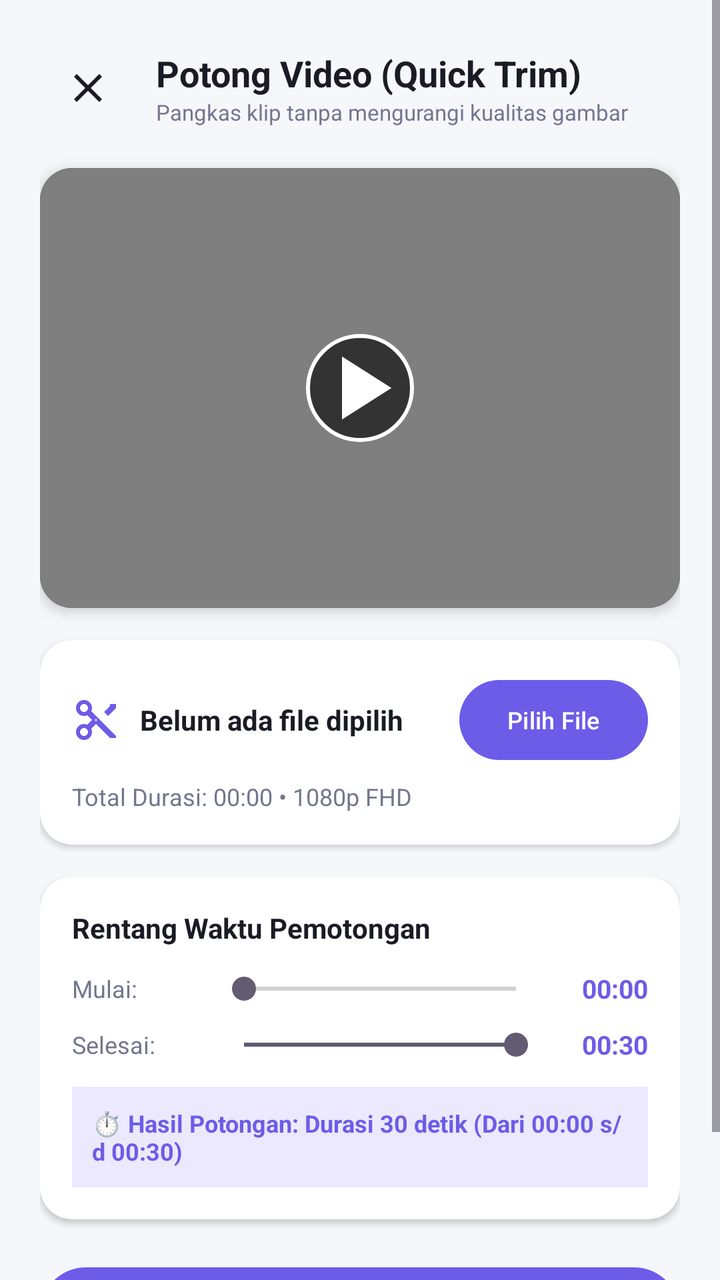
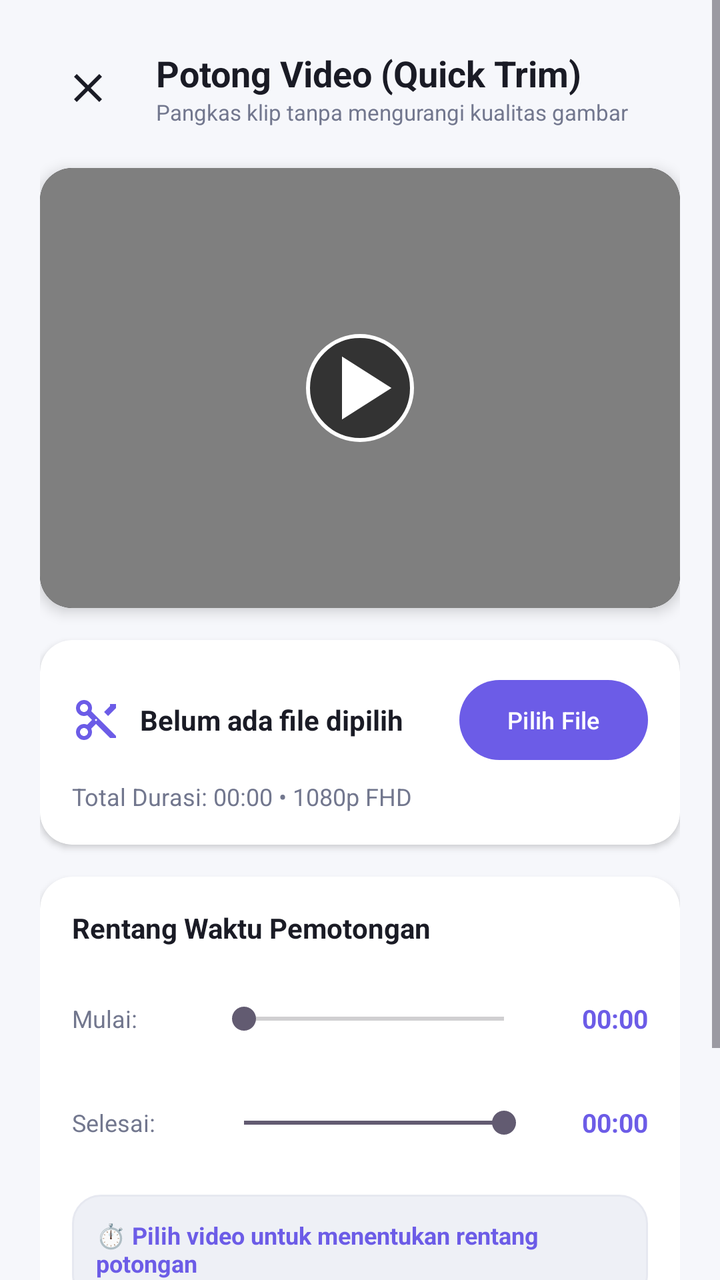

Compare the two renders of this Android layout. The source of the first and the diff that turns it into the second are given below.
<!-- AndroidManifest.xml: application theme Theme.RekaminDulu -->
<!-- res/layout/trim_screen.xml -->
<?xml version="1.0" encoding="utf-8"?>
<ScrollView xmlns:android="http://schemas.android.com/apk/res/android"
    xmlns:app="http://schemas.android.com/apk/res-auto"
    android:layout_width="match_parent"
    android:layout_height="match_parent"
    android:background="@color/colorBackground"
    android:fillViewport="true">

    <LinearLayout
        android:layout_width="match_parent"
        android:layout_height="wrap_content"
        android:orientation="vertical"
        android:padding="20dp">

        
        <RelativeLayout
            android:layout_width="match_parent"
            android:layout_height="wrap_content"
            android:layout_marginBottom="16dp">

            <ImageView
                android:id="@+id/btn_back_trim"
                android:layout_width="48dp"
                android:layout_height="48dp"
                android:layout_alignParentStart="true"
                android:layout_centerVertical="true"
                android:background="?attr/selectableItemBackgroundBorderless"
                android:contentDescription="Kembali"
                android:padding="12dp"
                android:src="@drawable/ic_close"
                app:tint="@color/textTitle" />

            <LinearLayout
                android:layout_width="wrap_content"
                android:layout_height="wrap_content"
                android:layout_centerVertical="true"
                android:layout_marginStart="10dp"
                android:layout_toEndOf="@id/btn_back_trim"
                android:orientation="vertical">

                <TextView
                    android:layout_width="wrap_content"
                    android:layout_height="wrap_content"
                    android:text="Potong Video (Quick Trim)"
                    android:textColor="@color/textTitle"
                    android:textSize="18sp"
                    android:textStyle="bold" />

                <TextView
                    android:layout_width="wrap_content"
                    android:layout_height="wrap_content"
                    android:text="Pangkas klip tanpa mengurangi kualitas gambar"
                    android:textColor="@color/textCaption"
                    android:textSize="11sp" />
            </LinearLayout>
        </RelativeLayout>

        
        <androidx.cardview.widget.CardView
            android:layout_width="match_parent"
            android:layout_height="220dp"
            android:layout_marginBottom="16dp"
            app:cardBackgroundColor="#000000"
            app:cardCornerRadius="16dp"
            app:cardElevation="4dp">

            <FrameLayout
                android:layout_width="match_parent"
                android:layout_height="match_parent">

                <VideoView
                    android:id="@+id/trim_video_view"
                    android:layout_width="match_parent"
                    android:layout_height="match_parent"
                    android:layout_gravity="center" />

                
                <ImageView
                    android:id="@+id/btn_preview_play"
                    android:layout_width="54dp"
                    android:layout_height="54dp"
                    android:layout_gravity="center"
                    android:background="@drawable/ic_play_circle_bg"
                    android:contentDescription="Putar Preview"
                    android:src="@drawable/ic_play_arrow" />


                
                <LinearLayout
                    android:id="@+id/layout_no_video_placeholder"
                    android:layout_width="match_parent"
                    android:layout_height="match_parent"
                    android:gravity="center"
                    android:orientation="vertical"
                    android:visibility="gone">

                    <ImageView
                        android:layout_width="48dp"
                        android:layout_height="48dp"
                        android:src="@drawable/ic_video_placeholder" />

                    <TextView
                        android:layout_width="wrap_content"
                        android:layout_height="wrap_content"
                        android:layout_marginTop="8dp"
                        android:text="Pilih rekaman untuk dipotong"
                        android:textColor="#FFFFFF"
                        android:textSize="13sp" />
                </LinearLayout>
            </FrameLayout>
        </androidx.cardview.widget.CardView>

        
        <androidx.cardview.widget.CardView
            android:layout_width="match_parent"
            android:layout_height="wrap_content"
            android:layout_marginBottom="16dp"
            app:cardBackgroundColor="@color/colorSurface"
            app:cardCornerRadius="16dp"
            app:cardElevation="2dp">

            <LinearLayout
                android:layout_width="match_parent"
                android:layout_height="wrap_content"
                android:orientation="vertical"
                android:padding="16dp">

                <LinearLayout
                    android:layout_width="match_parent"
                    android:layout_height="wrap_content"
                    android:gravity="center_vertical"
                    android:orientation="horizontal">

                    <ImageView
                        android:layout_width="24dp"
                        android:layout_height="24dp"
                        android:contentDescription="@null"
                        android:src="@drawable/ic_trim" />

                    <TextView
                        android:id="@+id/text_selected_file_name"
                        android:layout_width="0dp"
                        android:layout_height="wrap_content"
                        android:layout_marginStart="10dp"
                        android:layout_weight="1"
                        android:ellipsize="middle"
                        android:singleLine="true"
                        android:text="Belum ada file dipilih"
                        android:textColor="@color/textTitle"
                        android:textSize="14sp"
                        android:textStyle="bold" />

                    <Button
                        android:id="@+id/btn_browse"
                        android:layout_width="wrap_content"
                        android:layout_height="wrap_content"
                        android:minHeight="48dp"
                        android:text="Pilih File"
                        android:textColor="@color/colorOnPrimary"
                        android:textSize="12sp"
                        app:backgroundTint="@color/colorPrimary" />
                </LinearLayout>

                <TextView
                    android:id="@+id/text_video_duration_info"
                    android:layout_width="wrap_content"
                    android:layout_height="wrap_content"
                    android:layout_marginTop="6dp"
                    android:text="Total Durasi: 00:00 • 1080p FHD"
                    android:textColor="@color/textCaption"
                    android:textSize="12sp" />
            </LinearLayout>
        </androidx.cardview.widget.CardView>

        
        <androidx.cardview.widget.CardView
            android:layout_width="match_parent"
            android:layout_height="wrap_content"
            android:layout_marginBottom="20dp"
            app:cardBackgroundColor="@color/colorSurface"
            app:cardCornerRadius="16dp"
            app:cardElevation="2dp">

            <LinearLayout
                android:layout_width="match_parent"
                android:layout_height="wrap_content"
                android:orientation="vertical"
                android:padding="16dp">

                <TextView
                    android:layout_width="wrap_content"
                    android:layout_height="wrap_content"
                    android:text="Rentang Waktu Pemotongan"
                    android:textColor="@color/textTitle"
                    android:textSize="14sp"
                    android:textStyle="bold" />

                
                <LinearLayout
                    android:layout_width="match_parent"
                    android:layout_height="wrap_content"
                    android:layout_marginTop="12dp"
                    android:gravity="center_vertical"
                    android:orientation="horizontal">

                    <TextView
                        android:layout_width="70dp"
                        android:layout_height="wrap_content"
                        android:text="Mulai:"
                        android:textColor="@color/textCaption"
                        android:textSize="12sp" />

                    <SeekBar
                        android:id="@+id/seek_start_time"
                        android:layout_width="0dp"
                        android:layout_height="wrap_content"
                        android:layout_weight="1"
                        android:progress="0" />

                    <TextView
                        android:id="@+id/text_start_time_val"
                        android:layout_width="50dp"
                        android:layout_height="wrap_content"
                        android:gravity="end"
                        android:text="00:00"
                        android:textColor="@color/colorPrimary"
                        android:textSize="13sp"
                        android:textStyle="bold" />
                </LinearLayout>

                
                <LinearLayout
                    android:layout_width="match_parent"
                    android:layout_height="wrap_content"
                    android:layout_marginTop="10dp"
                    android:gravity="center_vertical"
                    android:orientation="horizontal">

                    <TextView
                        android:layout_width="70dp"
                        android:layout_height="wrap_content"
                        android:text="Selesai:"
                        android:textColor="@color/textCaption"
                        android:textSize="12sp" />

                    <SeekBar
                        android:id="@+id/seek_end_time"
                        android:layout_width="0dp"
                        android:layout_height="wrap_content"
                        android:layout_weight="1"
                        android:progress="100" />

                    <TextView
                        android:id="@+id/text_end_time_val"
                        android:layout_width="50dp"
                        android:layout_height="wrap_content"
                        android:gravity="end"
                        android:text="00:30"
                        android:textColor="@color/colorPrimary"
                        android:textSize="13sp"
                        android:textStyle="bold" />
                </LinearLayout>

                
                <TextView
                    android:id="@+id/text_trim_summary"
                    android:layout_width="match_parent"
                    android:layout_height="wrap_content"
                    android:layout_marginTop="12dp"
                    android:background="@color/colorPrimaryContainer"
                    android:padding="10dp"
                    android:text="⏱️ Hasil Potongan: Durasi 30 detik (Dari 00:00 s/d 00:30)"
                    android:textColor="@color/colorPrimary"
                    android:textSize="12sp"
                    android:textStyle="bold" />

            </LinearLayout>
        </androidx.cardview.widget.CardView>

        
        <ProgressBar
            android:id="@+id/trim_progress_bar"
            style="?android:attr/progressBarStyleHorizontal"
            android:layout_width="match_parent"
            android:layout_height="12dp"
            android:layout_marginBottom="12dp"
            android:visibility="gone" />

        
        <Button
            android:id="@+id/btn_apply_trim"
            android:layout_width="match_parent"
            android:layout_height="54dp"
            android:layout_marginBottom="20dp"
            android:text="PANGKAS &amp; SIMPAN SEKARANG"
            android:textColor="@color/colorOnPrimary"
            android:textSize="15sp"
            android:textStyle="bold"
            app:backgroundTint="@color/colorPrimary" />

    </LinearLayout>
</ScrollView>
<!-- resources referenced by this layout -->
<resources>
  <color name="colorBackground">#F6F7FB</color>
  <color name="colorOnPrimary">#FFFFFF</color>
  <color name="colorPrimary">#6C5CE7</color>
  <color name="colorPrimaryContainer">#ECE8FD</color>
  <color name="colorSurface">#FFFFFF</color>
  <color name="textCaption">#72778E</color>
  <color name="textTitle">#1A1B25</color>
  <!-- drawable ic_close (drawable) -->
  <vector xmlns:android="http://schemas.android.com/apk/res/android"
      android:width="24dp"
      android:height="24dp"
      android:viewportWidth="24"
      android:viewportHeight="24">
      <path
          android:fillColor="#FF3838"
          android:pathData="M19,6.41L17.59,5 12,10.59 6.41,5 5,6.41 10.59,12 5,17.59 6.41,19 12,13.41 17.59,19 19,17.59 13.41,12z"/>
  </vector>
  <!-- drawable ic_play_arrow (drawable) -->
  <vector xmlns:android="http://schemas.android.com/apk/res/android"
      android:width="24dp"
      android:height="24dp"
      android:viewportWidth="24"
      android:viewportHeight="24">
      <path
          android:fillColor="#FFFFFF"
          android:pathData="M8,5v14l11,-7z"/>
  </vector>
  <!-- drawable ic_play_circle_bg (drawable) -->
  <?xml version="1.0" encoding="utf-8"?>
  <shape xmlns:android="http://schemas.android.com/apk/res/android"
      android:shape="oval">
      <solid android:color="#99000000" />
      <stroke
          android:width="2dp"
          android:color="#FFFFFF" />
  </shape>
  <!-- drawable ic_trim (drawable) -->
  <vector xmlns:android="http://schemas.android.com/apk/res/android"
      android:width="24dp"
      android:height="24dp"
      android:viewportWidth="24"
      android:viewportHeight="24">
      <path
          android:fillColor="#6C5CE7"
          android:pathData="M9.64,7.64c0.23,-0.5 0.36,-1.05 0.36,-1.64 0,-2.21 -1.79,-4 -4,-4S2,3.79 2,6s1.79,4 4,4c0.59,0 1.14,-0.13 1.64,-0.36L10,12l-2.36,2.36C7.14,14.13 6.59,14 6,14c-2.21,0 -4,1.79 -4,4s1.79,4 4,4 4,-1.79 4,-4c0,-0.59 -0.13,-1.14 -0.36,-1.64L12,14l7,7h3v-1L9.64,7.64zM6,8c-1.1,0 -2,-0.9 -2,-2s0.9,-2 2,-2 2,0.9 2,2 -0.9,2 -2,2zm0,12c-1.1,0 -2,-0.9 -2,-2s0.9,-2 2,-2 2,0.9 2,2 -0.9,2 -2,2zm6,-7.5c-0.28,0 -0.5,-0.22 -0.5,-0.5s0.22,-0.5 0.5,-0.5 0.5,0.22 0.5,0.5 -0.22,0.5 -0.5,0.5zm7,-7.5l-3,3 2,2 4,-4V4h-3z"/>
  </vector>
  <!-- drawable ic_video_placeholder (drawable) -->
  <vector xmlns:android="http://schemas.android.com/apk/res/android"
      android:width="24dp"
      android:height="24dp"
      android:viewportWidth="24"
      android:viewportHeight="24">
      <path
          android:fillColor="#6C5CE7"
          android:pathData="M18,3H6C4.9,3 4,3.9 4,5v14c0,1.1 0.9,2 2,2h12c1.1,0 2,-0.9 2,-2V5C20,3.9 19.1,3 18,3zM18,19H6V5h12v14zM10,8l6,4 -6,4V8z"/>
  </vector>
  <style name="Theme.RekaminDulu" parent="Theme.Material3.DayNight.NoActionBar">
          <item name="colorPrimary">@color/colorPrimary</item>
          <item name="colorOnPrimary">@color/colorOnPrimary</item>
          <item name="colorPrimaryContainer">@color/colorPrimaryContainer</item>
          <item name="colorOnPrimaryContainer">@color/colorOnPrimaryContainer</item>
          <item name="colorSurface">@color/colorSurface</item>
          <item name="colorOnSurface">@color/colorOnSurface</item>
          <item name="android:windowBackground">@color/colorBackground</item>
          <item name="android:statusBarColor">@color/colorBackground</item>
          <item name="android:windowLightStatusBar">true</item>
          <item name="android:navigationBarColor">@color/colorSurface</item>
      </style>
  <color name="colorOnPrimaryContainer">#4435B8</color>
  <color name="colorOnSurface">#1A1B25</color>
</resources>

<!-- the commit's change to res/layout/trim_screen.xml (unified diff, before → after) -->
@@ -1,12 +1,15 @@
 <?xml version="1.0" encoding="utf-8"?>
 <ScrollView xmlns:android="http://schemas.android.com/apk/res/android"
     xmlns:app="http://schemas.android.com/apk/res-auto"
+    android:id="@+id/trim_root_scroll"
     android:layout_width="match_parent"
     android:layout_height="match_parent"
     android:background="@color/colorBackground"
+    android:clipToPadding="false"
     android:fillViewport="true">
 
     <LinearLayout
+        android:id="@+id/trim_inner_content"
         android:layout_width="match_parent"
         android:layout_height="wrap_content"
         android:orientation="vertical"
@@ -65,8 +68,12 @@
             app:cardElevation="4dp">
 
             <FrameLayout
+                android:id="@+id/layout_trim_preview_container"
                 android:layout_width="match_parent"
-                android:layout_height="match_parent">
+                android:layout_height="match_parent"
+                android:clickable="true"
+                android:contentDescription="Ketuk untuk putar atau jeda pratinjau video"
+                android:focusable="true">
 
                 <VideoView
                     android:id="@+id/trim_video_view"
@@ -215,13 +222,15 @@
                         android:layout_width="0dp"
                         android:layout_height="wrap_content"
                         android:layout_weight="1"
+                        android:minHeight="48dp"
                         android:progress="0" />
 
                     <TextView
                         android:id="@+id/text_start_time_val"
-                        android:layout_width="50dp"
+                        android:layout_width="wrap_content"
                         android:layout_height="wrap_content"
                         android:gravity="end"
+                        android:minWidth="56dp"
                         android:text="00:00"
                         android:textColor="@color/colorPrimary"
                         android:textSize="13sp"
@@ -232,7 +241,7 @@
                 <LinearLayout
                     android:layout_width="match_parent"
                     android:layout_height="wrap_content"
-                    android:layout_marginTop="10dp"
+                    android:layout_marginTop="4dp"
                     android:gravity="center_vertical"
                     android:orientation="horizontal">
 
@@ -248,14 +257,16 @@
                         android:layout_width="0dp"
                         android:layout_height="wrap_content"
                         android:layout_weight="1"
+                        android:minHeight="48dp"
                         android:progress="100" />
 
                     <TextView
                         android:id="@+id/text_end_time_val"
-                        android:layout_width="50dp"
+                        android:layout_width="wrap_content"
                         android:layout_height="wrap_content"
                         android:gravity="end"
-                        android:text="00:30"
+                        android:minWidth="56dp"
+                        android:text="00:00"
                         android:textColor="@color/colorPrimary"
                         android:textSize="13sp"
                         android:textStyle="bold" />
@@ -267,9 +278,9 @@
                     android:layout_width="match_parent"
                     android:layout_height="wrap_content"
                     android:layout_marginTop="12dp"
-                    android:background="@color/colorPrimaryContainer"
-                    android:padding="10dp"
-                    android:text="⏱️ Hasil Potongan: Durasi 30 detik (Dari 00:00 s/d 00:30)"
+                    android:background="@drawable/bg_telemetry_box"
+                    android:padding="12dp"
+                    android:text="⏱️ Pilih video untuk menentukan rentang potongan"
                     android:textColor="@color/colorPrimary"
                     android:textSize="12sp"
                     android:textStyle="bold" />
@@ -287,7 +298,7 @@
             android:visibility="gone" />
 
         
-        <Button
+        <com.google.android.material.button.MaterialButton
             android:id="@+id/btn_apply_trim"
             android:layout_width="match_parent"
             android:layout_height="54dp"
@@ -296,7 +307,8 @@
             android:textColor="@color/colorOnPrimary"
             android:textSize="15sp"
             android:textStyle="bold"
-            app:backgroundTint="@color/colorPrimary" />
+            app:backgroundTint="@color/colorPrimary"
+            app:cornerRadius="16dp" />
 
     </LinearLayout>
 </ScrollView>
<!-- resource entries referenced after the edit -->
@@ -7,6 +7,16 @@
   <color name="colorSurface">#FFFFFF</color>
   <color name="textCaption">#72778E</color>
   <color name="textTitle">#1A1B25</color>
+  <!-- drawable bg_telemetry_box (drawable) -->
+  <?xml version="1.0" encoding="utf-8"?>
+  <shape xmlns:android="http://schemas.android.com/apk/res/android"
+      android:shape="rectangle">
+      <solid android:color="@color/colorSurfaceVariant" />
+      <corners android:radius="14dp" />
+      <stroke
+          android:width="1dp"
+          android:color="@color/colorBorder" />
+  </shape>
   <!-- drawable ic_close (drawable) -->
   <vector xmlns:android="http://schemas.android.com/apk/res/android"
       android:width="24dp"
@@ -68,6 +78,8 @@
           <item name="android:windowLightStatusBar">true</item>
           <item name="android:navigationBarColor">@color/colorSurface</item>
       </style>
+  <color name="colorSurfaceVariant">#EEF0F6</color>
+  <color name="colorBorder">#E6E8F0</color>
   <color name="colorOnPrimaryContainer">#4435B8</color>
   <color name="colorOnSurface">#1A1B25</color>
 </resources>
